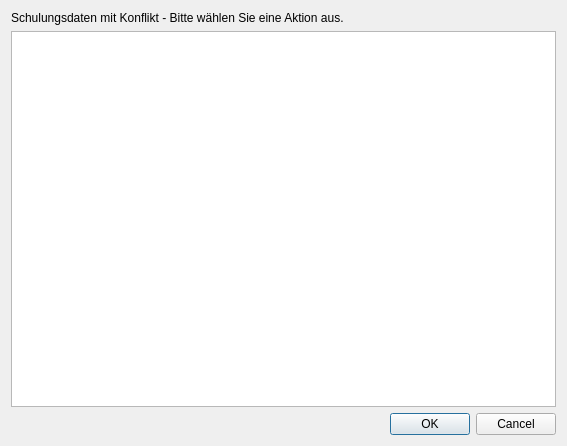
Before: the Qt Designer form ui/qmtraindataconflictdialog.ui in Christian-Kr/QualificationMatrix, drawn with Qt 5.
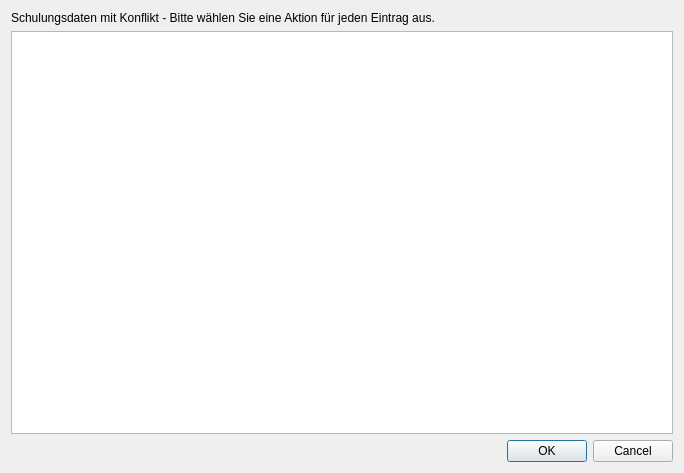
After: the same form once the commit is applied.

Commit message: Change user text

What changed in the file:
```diff
--- a/ui/qmtraindataconflictdialog.ui
+++ b/ui/qmtraindataconflictdialog.ui
@@ -6,8 +6,8 @@
    <rect>
     <x>0</x>
     <y>0</y>
-    <width>567</width>
-    <height>446</height>
+    <width>684</width>
+    <height>473</height>
    </rect>
   </property>
   <property name="windowTitle">
@@ -17,7 +17,7 @@
    <item row="0" column="0">
     <widget class="QLabel" name="label">
      <property name="text">
-      <string>Schulungsdaten mit Konflikt - Bitte wählen Sie eine Aktion aus.</string>
+      <string>Schulungsdaten mit Konflikt - Bitte wählen Sie eine Aktion für jeden Eintrag aus.</string>
      </property>
     </widget>
    </item>
```
